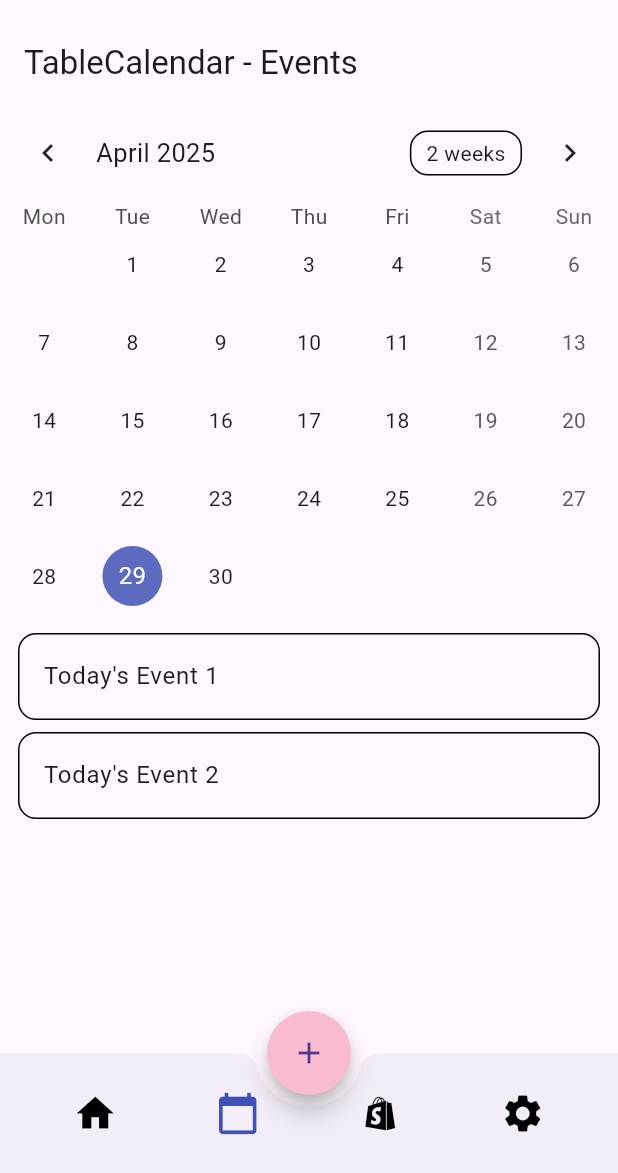
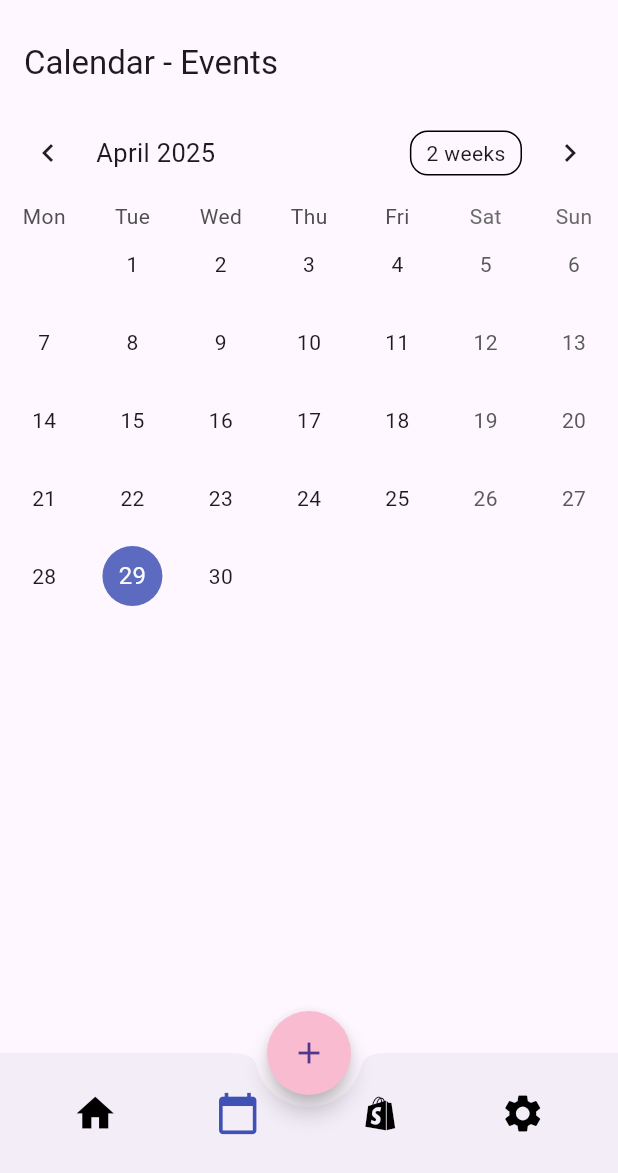
Before and after one commit to MustafaAlneami/RECO, a Flutter app: the screen it shows after launch, item 2 of the bottom bar chosen, on a phone screen of 412 x 824 dp, the part 63-1236 px from its top. Run offline on Flutter 3.47's test engine with Material 3 defaults, Android fonts, the light colour scheme and no system bars; drawn by our look-alikes of table_calendar; network calls fail.

Commit message:
nighty commit

```diff
--- a/lib/presentation/screens/calender/calender_strapi_event.dart
+++ b/lib/presentation/screens/calender/calender_strapi_event.dart
@@ -30,7 +30,7 @@ class CalendarStrapiEvent {
       json['channelId'],
       json['channelLogo'],
       title: json['title'],
-      time: json['Vidtime'],
+      time: json['vidTime'],
       date: DateTime.parse(json['date']),
     );
   }
--- a/lib/presentation/screens/calender/calender_view.dart
+++ b/lib/presentation/screens/calender/calender_view.dart
@@ -4,24 +4,27 @@
 // ignore_for_file: avoid_print
 
 import 'package:flutter/material.dart';
+import 'package:provider/provider.dart';
 import 'package:reco_is_here/data/models/CalendarEventsProvider%20.dart';
+import 'package:table_calendar/table_calendar.dart';
+
+import 'package:reco_is_here/presentation/screens/calender/calendar_event_custom_list_tile.dart';
+import 'package:reco_is_here/presentation/screens/calender/calender_strapi_event.dart';
 import 'package:reco_is_here/presentation/screens/calender/event_stuff.dart';
-import 'package:table_calendar/table_calendar.dart';
-import 'package:provider/provider.dart';
-// adjust path as needed
 
-class CalenderView extends StatefulWidget {
-  const CalenderView({super.key});
+class CalendarView extends StatefulWidget {
+  const CalendarView({super.key});
 
   @override
-  State<CalenderView> createState() => _CalenderView();
+  State<CalendarView> createState() => _CalendarViewState();
 }
 
-class _CalenderView extends State<CalenderView> {
+class _CalendarViewState extends State<CalendarView> {
   late final ValueNotifier<List<Event>> _selectedEvents;
+
   CalendarFormat _calendarFormat = CalendarFormat.month;
-  RangeSelectionMode _rangeSelectionMode = RangeSelectionMode
-      .toggledOff; // Can be toggled on/off by longpressing a date
+  RangeSelectionMode _rangeSelectionMode = RangeSelectionMode.toggledOff;
+
   DateTime _focusedDay = DateTime.now();
   DateTime? _selectedDay;
   DateTime? _rangeStart;
@@ -30,9 +33,11 @@ class _CalenderView extends State<CalenderView> {
   @override
   void initState() {
     super.initState();
-
     _selectedDay = _focusedDay;
     _selectedEvents = ValueNotifier(_getEventsForDay(_selectedDay!));
+
+    // Add this line to fetch data when the widget initializes
+    context.read<CalendarEventsProvider>().fetchAndFormatStrapiEvents();
   }
 
   @override
@@ -42,17 +47,15 @@ class _CalenderView extends State<CalenderView> {
   }
 
   List<Event> _getEventsForDay(DateTime day) {
-    // Implementation example
-    return kEvents[day] ?? [];
+    final calendarEvents = context.read<CalendarEventsProvider>();
+    return calendarEvents
+            .strapiEvents[DateTime(day.year, day.month, day.day)] ??
+        [];
   }
 
   List<Event> _getEventsForRange(DateTime start, DateTime end) {
-    // Implementation example
     final days = daysInRange(start, end);
-
-    return [
-      for (final d in days) ..._getEventsForDay(d),
-    ];
+    return [for (final d in days) ..._getEventsForDay(d)];
   }
 
   void _onDaySelected(DateTime selectedDay, DateTime focusedDay) {
@@ -60,11 +63,10 @@ class _CalenderView extends State<CalenderView> {
       setState(() {
         _selectedDay = selectedDay;
         _focusedDay = focusedDay;
-        _rangeStart = null; // Important to clean those
+        _rangeStart = null;
         _rangeEnd = null;
         _rangeSelectionMode = RangeSelectionMode.toggledOff;
       });
-
       _selectedEvents.value = _getEventsForDay(selectedDay);
     }
   }
@@ -78,7 +80,6 @@ class _CalenderView extends State<CalenderView> {
       _rangeSelectionMode = RangeSelectionMode.toggledOn;
     });
 
-    // `start` or `end` could be null
     if (start != null && end != null) {
       _selectedEvents.value = _getEventsForRange(start, end);
     } else if (start != null) {
@@ -88,12 +89,13 @@ class _CalenderView extends State<CalenderView> {
     }
   }
 
-  CalendarEventsProvider calendarEvents = CalendarEventsProvider();
   @override
   Widget build(BuildContext context) {
+    final calendarEvents = context.watch<CalendarEventsProvider>();
+
     return Scaffold(
       appBar: AppBar(
-        title: const Text('TableCalendar - Events'),
+        title: const Text('Calendar - Events'),
       ),
       body: Column(
         children: [
@@ -111,10 +113,7 @@ class _CalenderView extends State<CalenderView> {
                     .strapiEvents[DateTime(day.year, day.month, day.day)] ??
                 [],
             startingDayOfWeek: StartingDayOfWeek.monday,
-            calendarStyle: const CalendarStyle(
-              // Use `CalendarStyle` to customize the UI
-              outsideDaysVisible: false,
-            ),
+            calendarStyle: const CalendarStyle(outsideDaysVisible: false),
             onDaySelected: _onDaySelected,
             onRangeSelected: _onRangeSelected,
             onFormatChanged: (format) {
@@ -136,20 +135,23 @@ class _CalenderView extends State<CalenderView> {
                 return ListView.builder(
                   itemCount: value.length,
                   itemBuilder: (context, index) {
-                    return Container(
-                      margin: const EdgeInsets.symmetric(
-                        horizontal: 12.0,
-                        vertical: 4.0,
-                      ),
-                      decoration: BoxDecoration(
-                        border: Border.all(),
-                        borderRadius: BorderRadius.circular(12.0),
-                      ),
-                      child: ListTile(
-                        onTap: () => print('${value[index]}'),
-                        title: Text('${value[index]}'),
-                      ),
-                    );
+                    final event = value[index];
+                    // Debug print to verify events are present
+                    print('Event at index $index: ${event.toString()}');
+
+                    // Modified list tile rendering logic
+                    if (event.strapiEvent != null) {
+                      return CalenderEventCustomlisttile(
+                        calendarStrapiEvent: event.strapiEvent!,
+                      );
+                    } else {
+                      return ListTile(
+                        title: Text(event.toString()),
+                        // Add some visual feedback to show events are loading
+                        subtitle: Text('Event details'),
+                        leading: Icon(Icons.event),
+                      );
+                    }
                   },
                 );
               },
@@ -160,99 +162,3 @@ class _CalenderView extends State<CalenderView> {
     );
   }
 }
-
-// // TODO Implement this library.
-// import 'dart:collection';
-
-// import 'package:flutter/material.dart';
-// import 'package:reco_is_here/presentation/screens/calender/event_stuff.dart';
-// import 'package:table_calendar/table_calendar.dart';
-// import 'package:url_launcher/url_launcher.dart';
-
-// class CalenderView extends StatefulWidget {
-//   const CalenderView({super.key});
-
-//   @override
-//   State<CalenderView> createState() => _CalenderView();
-// }
-
-// class _CalenderView extends State<CalenderView> {
-//   CalendarFormat _calendarFormat = CalendarFormat.month;
-//   DateTime _focusedDay = DateTime.now();
-//   DateTime? _selectedDay;
-//   late final LinkedHashMap<DateTime, List<Event>> events;
-//   List<Event> _getEventsForDay(DateTime day) {
-//     return events[day] ?? [];
-//   }
-
-//   final Map<DateTime, List<Event>> eventSource = {
-//     DateTime.now(): [Event('Sample Event')],
-//   };
-
-//   @override
-//   void initState() {
-//     super.initState();
-//     events = LinkedHashMap(
-//       equals: isSameDay,
-//       hashCode: getHashCode,
-//     )..addAll(eventSource);
-//   }
-
-//   @override
-//   Widget build(BuildContext context) {
-//     return Column(
-//       children: [
-//         TableCalendar(
-//           firstDay: DateTime.utc(2010, 10, 16),
-//           lastDay: DateTime.utc(2030, 3, 14),
-//           focusedDay: DateTime.now(),
-//           //Adding the following code to the calendar widget
-//           // will allow it to respond to user's taps,
-//           //marking the tapped day as selected:
-//           selectedDayPredicate: (day) {
-//             // Use `selectedDayPredicate` to determine which day is currently selected.
-//             // If this returns true, then `day` will be marked as selected.
-
-//             // Using `isSameDay` is recommended to disregard
-//             // the time-part of compared DateTime objects.
-//             return isSameDay(_selectedDay, day);
-//           },
-//           onDaySelected: (selectedDay, focusedDay) {
-//             if (!isSameDay(_selectedDay, selectedDay)) {
-//               // Call `setState()` when updating the selected day
-//               setState(() {
-//                 _selectedDay = selectedDay;
-//                 _focusedDay = focusedDay;
-//               });
-//             }
-//           },
-//           //In order to dynamically update visible calendar format,
-//           //add those lines to the widget:
-//           calendarFormat: _calendarFormat,
-//           onFormatChanged: (format) {
-//             setState(() {
-//               _calendarFormat = format;
-//             });
-//           },
-//           //Add this one callback to complete the basic setup:
-//           // onPageChanged: (focusedDay) {
-//           //   _focusedDay = focusedDay;
-//           // },
-//           // eventLoader: (day) {
-//           //   // Return a list of events for the given day
-//           //   return [
-//           //     'Event 1',
-//           //     'Event 2',
-//           //     'Event 3',
-//           //   ];
-//           // },
-
-//           // Add this to make the calendar responsive to taps
-//           eventLoader: (day) {
-//             return _getEventsForDay(day);
-//           },
-//         ),
-//       ],
-//     );
-//   }
-// }
--- a/lib/presentation/screens/calender/event_stuff.dart
+++ b/lib/presentation/screens/calender/event_stuff.dart
@@ -1,15 +1,17 @@
-// Copyright 2019 Aleksander Woźniak
-// SPDX-License-Identifier: Apache-2.0
-
 import 'dart:collection';
-
 import 'package:table_calendar/table_calendar.dart';
+import 'package:reco_is_here/presentation/screens/calender/calender_strapi_event.dart';
 
 /// Example event class.
 class Event {
   final String title;
+  final CalendarStrapiEvent? strapiEvent;
 
-  const Event(this.title);
+  Event(this.title, {this.strapiEvent});
+
+  factory Event.fromStrapiEvent(CalendarStrapiEvent event) {
+    return Event(event.title, strapiEvent: event);
+  }
 
   @override
   String toString() => title;
@@ -23,16 +25,14 @@ final kEvents = LinkedHashMap<DateTime, List<Event>>(
   hashCode: getHashCode,
 )..addAll(_kEventSource);
 
-final _kEventSource = {
-  for (var item in List.generate(50, (index) => index))
-    DateTime.utc(kFirstDay.year, kFirstDay.month, item * 5): List.generate(
-      item % 4 + 1,
-      (index) => Event('Event $item | ${index + 1}'),
-    ),
-}..addAll({
+final _kEventSource = Map.fromIterable(List.generate(50, (index) => index),
+    key: (item) => DateTime.utc(kFirstDay.year, kFirstDay.month, item * 5),
+    value: (item) => List.generate(
+        item % 4 + 1, (index) => Event('Event $item | ${index + 1}')))
+  ..addAll({
     kToday: [
-      const Event("Today's Event 1"),
-      const Event("Today's Event 2"),
+      Event('Today\'s Event 1'),
+      Event('Today\'s Event 2'),
     ],
   });
 
--- a/lib/presentation/screens/main/main_view.dart
+++ b/lib/presentation/screens/main/main_view.dart
@@ -11,7 +11,7 @@ class MainView extends StatelessWidget {
 
   final List<Widget> _pages = const [
     HomeView(),
-    CalenderView(),
+    CalendarView(),
     RecoView(),
     SettingView(),
   ];
```
Also changed, not shown: lib/data/models/CalendarEventsProvider .dart (+20 -8 lines).
